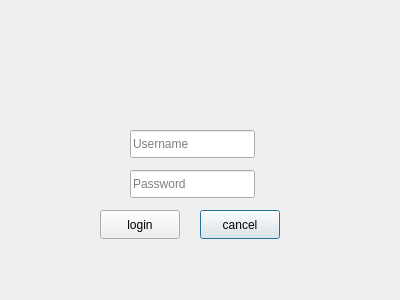
This is logindialog.ui in 0524ashley/PersonalBudget as Qt 5 draws it before an edit. The edited form follows.
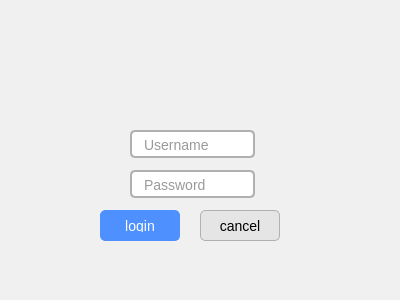
This is the edited form.

```diff
--- a/logindialog.ui
+++ b/logindialog.ui
@@ -13,6 +13,10 @@
   <property name="windowTitle">
    <string>Dialog</string>
   </property>
+  <property name="styleSheet">
+   <string notr="true"> background-color: #F0F0F0;
+border-radius: 10px ;</string>
+  </property>
   <widget class="QLineEdit" name="usernameLineEdit">
    <property name="geometry">
     <rect>
@@ -22,6 +26,15 @@
      <height>28</height>
     </rect>
    </property>
+   <property name="styleSheet">
+    <string notr="true"> border: 2px solid #B0B0B0; /* Light gray border */
+    border-radius: 5px; /* Rounded corners */
+    padding: 5px 10px; /* Padding for text inside */
+    font-family: &quot;Arial&quot;, sans-serif; /* Clean and formal font */
+    font-size: 14px; /* Adjust font size */
+    color: #333333; /* Text color */
+    background-color: #FFFFFF; /* White background */</string>
+   </property>
    <property name="placeholderText">
     <string>Username</string>
    </property>
@@ -35,6 +48,15 @@
      <height>28</height>
     </rect>
    </property>
+   <property name="styleSheet">
+    <string notr="true">border: 2px solid #B0B0B0; /* Light gray border */
+    border-radius: 5px; /* Rounded corners */
+    padding: 5px 10px; /* Padding for text inside */
+    font-family: &quot;Arial&quot;, sans-serif; /* Clean and formal font */
+    font-size: 14px; /* Adjust font size */
+    color: #333333; /* Text color */
+    background-color: #FFFFFF; /* White background */</string>
+   </property>
    <property name="text">
     <string/>
    </property>
@@ -51,9 +73,29 @@
      <x>200</x>
      <y>210</y>
      <width>80</width>
-     <height>29</height>
+     <height>31</height>
     </rect>
    </property>
+   <property name="styleSheet">
+    <string notr="true">QPushButton#cancelButton {
+    background-color: #E5E5E5; /* Light gray background */
+    color: black; /* Black text */
+    border: 1px solid #B0B0B0; /* Light gray border */
+    border-radius: 5px; /* Rounded corners */
+    font-family: &quot;Arial&quot;, sans-serif; /* Formal font */
+    font-size: 14px; /* Font size */
+    padding: 8px 16px; /* Padding inside the button */
+}
+
+QPushButton#cancelButton:hover {
+    background-color: #D0D0D0; /* Slightly darker gray on hover */
+}
+
+QPushButton#cancelButton:pressed {
+    background-color: #B0B0B0; /* Darker gray on press */
+}
+</string>
+   </property>
    <property name="text">
     <string>cancel</string>
    </property>
@@ -64,9 +106,30 @@
      <x>100</x>
      <y>210</y>
      <width>80</width>
-     <height>29</height>
+     <height>31</height>
     </rect>
    </property>
+   <property name="styleSheet">
+    <string notr="true">QPushButton {
+    background-color: #4D90FE; /* Blue background */
+    color: white; /* White text */
+    border: 1px solid #4D90FE; /* Border matches button color */
+    border-radius: 5px; /* Rounded corners */
+    font-family: &quot;Arial&quot;, sans-serif; /* Formal font */
+    font-size: 14px; /* Font size */
+    padding: 8px 16px; /* Padding inside the button */
+}
+
+QPushButton:hover {
+    background-color: #357AE8; /* Darker blue when hovered */
+    border-color: #357AE8; /* Matching border color */
+}
+
+QPushButton:pressed {
+    background-color: #2C6BA1; /* Darker blue when pressed */
+}
+</string>
+   </property>
    <property name="text">
     <string>login</string>
    </property>
```
